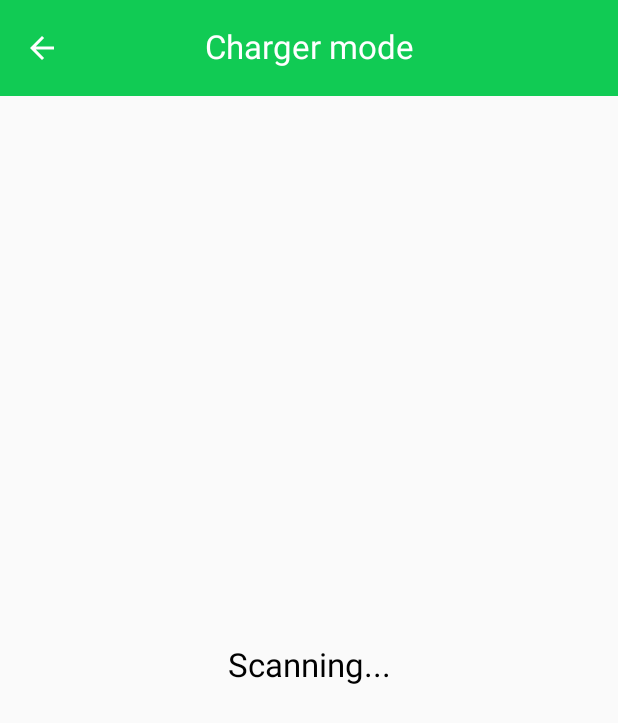
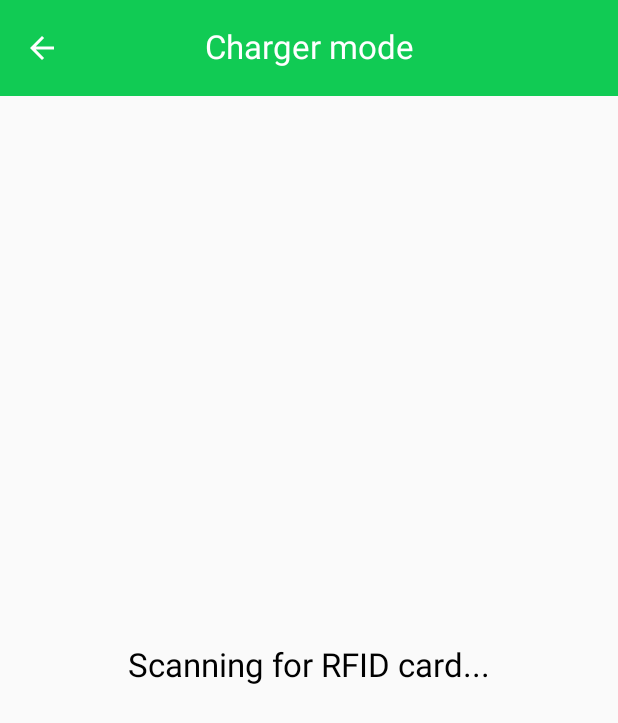
Before and after one commit to nmidzic20/WattsUp, an Android app built with Jetpack Compose: the ChargerPage screen opened through its navigation route, after a tap on "Scan RFID card", on a phone screen of 412 x 824 dp. Shown: the top 723 px of the screen. Run offline under Robolectric (Android 15) with nearby library versions, the phone set to English and light mode, and no system bars; libraries missing offline, so code that uses them is left out: coil.decode; pictures from the network do not load; 1 statement that could not run was skipped.

Commit message:
ANP-23 Added kotlinx coroutines dependency and added a coroutine which stops scanning for RFID card after 10 seconds

```diff
--- a/android/app/build.gradle.kts
+++ b/android/app/build.gradle.kts
@@ -78,4 +78,6 @@ dependencies {
 
     implementation("io.coil-kt:coil-compose:2.4.0")
     implementation("io.coil-kt:coil-gif:2.4.0")
+
+    implementation("org.jetbrains.kotlinx:kotlinx-coroutines-core:1.7.3")
 }
--- a/android/app/src/main/java/hr/foi/air/wattsup/pages/ChargerPage.kt
+++ b/android/app/src/main/java/hr/foi/air/wattsup/pages/ChargerPage.kt
@@ -29,6 +29,10 @@ import androidx.compose.ui.unit.dp
 import hr.foi.air.wattsup.R
 import hr.foi.air.wattsup.ui.component.ModeButton
 import hr.foi.air.wattsup.ui.component.TopAppBar
+import kotlinx.coroutines.CoroutineScope
+import kotlinx.coroutines.Dispatchers
+import kotlinx.coroutines.delay
+import kotlinx.coroutines.launch
 
 @OptIn(ExperimentalMaterial3Api::class)
 @Composable
@@ -65,11 +69,19 @@ fun ChargerPage(onArrowBackClick: () -> Unit) {
                 verticalArrangement = Arrangement.Center,
             ) {
                 if (!scanning) {
-                    ModeButton("Scan RFID card", { scanning = true }, null)
-                    Spacer(modifier = Modifier.height(30.dp))
+                    ModeButton("Scan RFID card", {
+                        scanning = true
+                        CoroutineScope(Dispatchers.Default).launch {
+                            delay(10000)
+                            scanning = false
+                        }
+                    }, null)
+                    Spacer(
+                        modifier = Modifier.height(30.dp),
+                    )
                 }
                 Text(
-                    text = if (!scanning) "Please scan RFID card..." else "Scanning...",
+                    text = if (!scanning) "Please scan RFID card..." else "Scanning for RFID card...",
                     style = MaterialTheme.typography.titleLarge,
                 )
             }
@@ -80,5 +92,5 @@ fun ChargerPage(onArrowBackClick: () -> Unit) {
 @Preview
 @Composable
 fun ChargerPagePreview() {
-    ChargerPage {}
+    ChargerPage({})
 }
```
